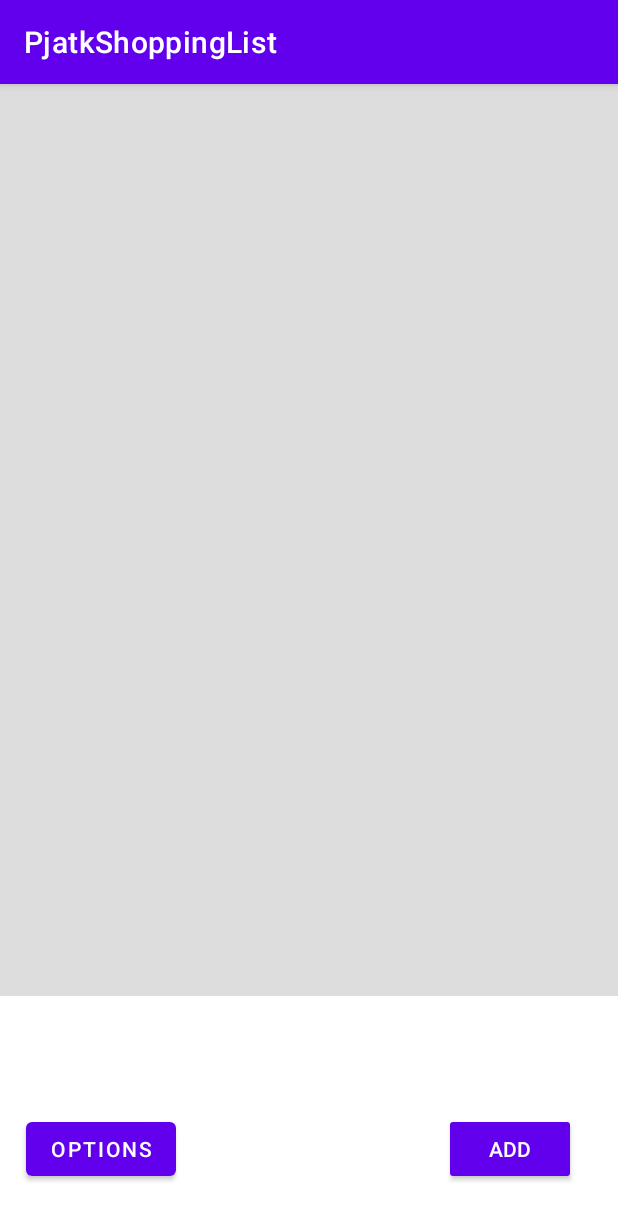
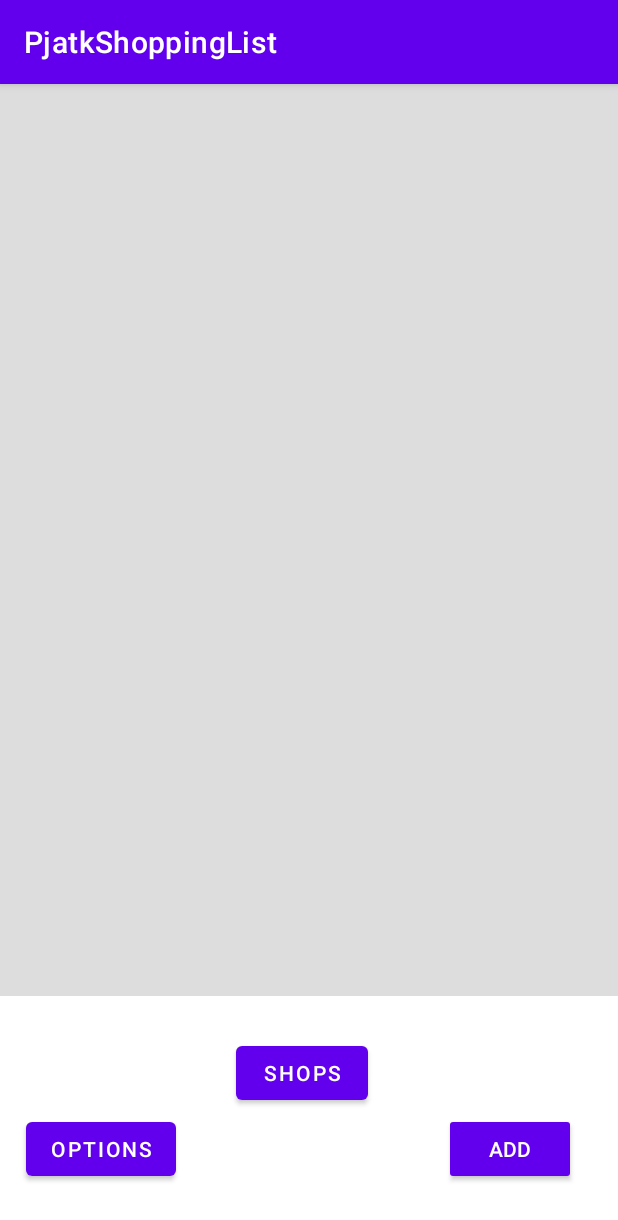
Before and after one commit to GRostek/PjatkShoppingList, an Android app: the screen it shows after launch (MainActivity), on a phone screen of 412 x 824 dp. Shown: the top 1220 px of the screen. Run offline under Robolectric (Android 15) with nearby library versions, the phone set to English and light mode, and no system bars; our stand-ins replace Room's generated code.

Commit message:
Code cleanup, added shop to db for testing

```diff
--- a/app/src/main/java/com/example/pjatkshoppinglist/OptionsActivity.kt
+++ b/app/src/main/java/com/example/pjatkshoppinglist/activity/OptionsActivity.kt
@@ -1,16 +1,14 @@
-package com.example.pjatkshoppinglist
+package com.example.pjatkshoppinglist.activity
 
 import android.content.Context
 import android.content.SharedPreferences
-import android.graphics.Color
 import android.os.Bundle
 import android.util.TypedValue
 import android.widget.Toast
 import androidx.appcompat.app.AppCompatActivity
-import androidx.core.content.ContextCompat
+import com.example.pjatkshoppinglist.R
 import com.example.pjatkshoppinglist.databinding.ActivityOptionsBinding
 import kotlinx.android.synthetic.main.activity_add.backButton
-import kotlinx.android.synthetic.main.activity_main.*
 import kotlinx.android.synthetic.main.activity_options.*
 
 class OptionsActivity: AppCompatActivity() {
--- a/app/src/main/java/com/example/pjatkshoppinglist/ProductDB.kt
+++ b/app/src/main/java/com/example/pjatkshoppinglist/db/ProductDB.kt
@@ -1,20 +1,25 @@
-package com.example.pjatkshoppinglist
+package com.example.pjatkshoppinglist.db
 
 import android.content.Context
 import androidx.room.Database
 import androidx.room.Room
 import androidx.room.RoomDatabase
+import com.example.pjatkshoppinglist.db.model.Product
+import com.example.pjatkshoppinglist.db.dao.ProductDao
+import com.example.pjatkshoppinglist.db.dao.ShopDao
+import com.example.pjatkshoppinglist.db.model.Shop
 
 
-@Database(entities = [Product::class], version = 1)
+@Database(entities = [Product::class, Shop::class], version = 1)
 abstract class ProductDB : RoomDatabase() {
 
     abstract fun productDao(): ProductDao
+    abstract fun shopDao(): ShopDao
 
     companion object{
         private var instance: ProductDB? = null
 
-        fun getDatabase(context: Context): ProductDB{
+        fun getDatabase(context: Context): ProductDB {
             if(instance != null)
                 return instance as ProductDB
             instance = Room.databaseBuilder(
--- a/app/src/main/java/com/example/pjatkshoppinglist/ProductDao.kt
+++ b/app/src/main/java/com/example/pjatkshoppinglist/db/dao/ProductDao.kt
@@ -1,7 +1,8 @@
-package com.example.pjatkshoppinglist
+package com.example.pjatkshoppinglist.db.dao
 
 import androidx.lifecycle.LiveData
 import androidx.room.*
+import com.example.pjatkshoppinglist.db.model.Product
 
 @Dao
 interface ProductDao {
--- /dev/null
+++ b/app/src/main/java/com/example/pjatkshoppinglist/db/dao/ShopDao.kt
@@ -0,0 +1,25 @@
+package com.example.pjatkshoppinglist.db.dao
+
+import androidx.lifecycle.LiveData
+import androidx.room.*
+import com.example.pjatkshoppinglist.db.model.Shop
+
+
+@Dao
+interface ShopDao {
+
+    @Query("Select * from Shop")
+    fun getShops(): LiveData<List<Shop>>
+
+    @Insert
+    suspend fun insert(shop: Shop): Long
+
+    @Delete
+    suspend fun delete(shop: Shop)
+
+    @Update
+    suspend fun update(shop: Shop)
+
+    @Query("Select * from Shop where id = :id")
+    suspend fun getById(id: String): Shop
+}
--- a/app/src/main/java/com/example/pjatkshoppinglist/Product.kt
+++ b/app/src/main/java/com/example/pjatkshoppinglist/db/model/Product.kt
@@ -1,4 +1,4 @@
-package com.example.pjatkshoppinglist
+package com.example.pjatkshoppinglist.db.model
 
 import androidx.room.Entity
 import androidx.room.PrimaryKey
--- a/app/src/main/java/com/example/pjatkshoppinglist/ProductRepo.kt
+++ b/app/src/main/java/com/example/pjatkshoppinglist/db/repo/ProductRepo.kt
@@ -1,6 +1,7 @@
-package com.example.pjatkshoppinglist
+package com.example.pjatkshoppinglist.db.repo
 
-import androidx.lifecycle.LiveData
+import com.example.pjatkshoppinglist.db.dao.ProductDao
+import com.example.pjatkshoppinglist.db.model.Product
 
 class ProductRepo(private val productDao: ProductDao) {
 
--- a/app/src/main/java/com/example/pjatkshoppinglist/ProductViewModel.kt
+++ b/app/src/main/java/com/example/pjatkshoppinglist/db/viewmodel/ProductViewModel.kt
@@ -1,8 +1,12 @@
-package com.example.pjatkshoppinglist
+package com.example.pjatkshoppinglist.db.viewmodel
 
 import android.app.Application
 import androidx.lifecycle.AndroidViewModel
 import androidx.lifecycle.LiveData
+import com.example.pjatkshoppinglist.db.ProductDB
+import com.example.pjatkshoppinglist.db.dao.ProductDao
+import com.example.pjatkshoppinglist.db.model.Product
+import com.example.pjatkshoppinglist.db.repo.ProductRepo
 
 class ProductViewModel(application: Application): AndroidViewModel(application) {
 
--- a/app/src/main/res/layout/activity_main.xml
+++ b/app/src/main/res/layout/activity_main.xml
@@ -4,7 +4,7 @@
     xmlns:tools="http://schemas.android.com/tools"
     android:layout_width="match_parent"
     android:layout_height="match_parent"
-    tools:context=".MainActivity">
+    tools:context=".activity.MainActivity">
 
     <Button
         android:id="@+id/addButton"
@@ -46,4 +46,18 @@
         app:layout_constraintStart_toStartOf="parent"
         app:layout_constraintTop_toTopOf="parent" />
 
+    <Button
+        android:id="@+id/shopsButton"
+        android:layout_width="wrap_content"
+        android:layout_height="wrap_content"
+        android:layout_marginStart="154dp"
+        android:layout_marginTop="27dp"
+        android:layout_marginEnd="164dp"
+        android:layout_marginBottom="85dp"
+        android:text="@string/shops"
+        app:layout_constraintBottom_toBottomOf="parent"
+        app:layout_constraintEnd_toEndOf="parent"
+        app:layout_constraintStart_toStartOf="parent"
+        app:layout_constraintTop_toBottomOf="@+id/productList" />
+
 </androidx.constraintlayout.widget.ConstraintLayout>
--- a/app/src/main/res/values/strings.xml
+++ b/app/src/main/res/values/strings.xml
@@ -24,5 +24,6 @@
     <string name="empty_font_size_toast">Please enter font size value</string>
     <string name="toast_add_error">Please fill in all the fields</string>
     <string name="add_product_intent" translatable="false">com.example.pjatkshoppinglist.ADD_PRODUCT</string>
+    <string name="shops">Shops</string>
 
 </resources>
```
Also changed, not shown: app/src/main/AndroidManifest.xml (+4 -4 lines), app/src/main/java/com/example/pjatkshoppinglist/activity/AddProductActivity.kt (renamed from app/src/main/java/com/example/pjatkshoppinglist/AddProductActivity.kt, +4 -5 lines), app/src/main/java/com/example/pjatkshoppinglist/activity/MainActivity.kt (renamed from app/src/main/java/com/example/pjatkshoppinglist/MainActivity.kt, +4 -3 lines), app/src/main/java/com/example/pjatkshoppinglist/activity/ModifyActivity.kt (renamed from app/src/main/java/com/example/pjatkshoppinglist/ModifyActivity.kt, +5 -3 lines), app/src/main/java/com/example/pjatkshoppinglist/adapter/ProductAdapter.kt (renamed from app/src/main/java/com/example/pjatkshoppinglist/ProductAdapter.kt, +5 -2 lines), app/src/main/java/com/example/pjatkshoppinglist/db/model/Shop.kt (added, +11 -0 lines), app/src/main/java/com/example/pjatkshoppinglist/db/repo/ShopRepo.kt (added, +25 -0 lines), app/src/main/java/com/example/pjatkshoppinglist/db/viewmodel/ShopViewModel.kt (added, +30 -0 lines), 1 other file.
